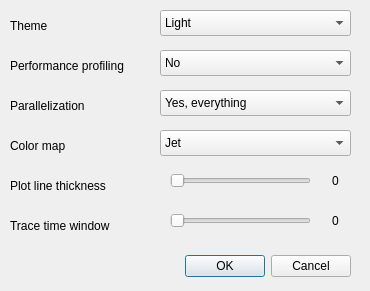
First picture: the form in dc1DataVis/app/src/gui/GUIPreferences.ui, repository hnguyen25/retina-chip-gui, before the edit.
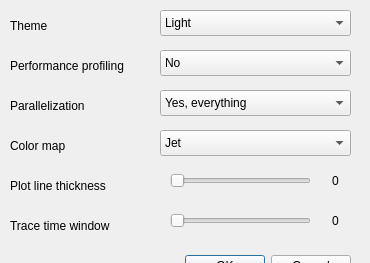
Second picture: the form after the edit.

Commit message: more flexible window assignment

What changed in the file:
```diff
--- a/dc1DataVis/app/src/gui/GUIPreferences.ui
+++ b/dc1DataVis/app/src/gui/GUIPreferences.ui
@@ -7,7 +7,7 @@
     <x>0</x>
     <y>0</y>
     <width>370</width>
-    <height>291</height>
+    <height>263</height>
    </rect>
   </property>
   <property name="windowTitle">
```
The commit also changes 6 other files.
